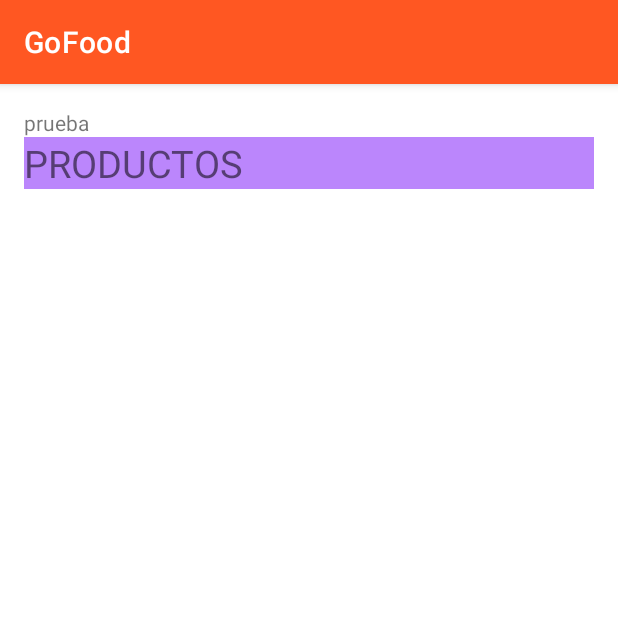
After one commit to CarlosAmaya13/RetoApp_ComidaRapida, an Android app: the fragment Fragment_Productos shown on its own in the app's theme, on a phone screen of 412 x 824 dp, the top half of it. The commit adds this screen. Run offline under Robolectric (Android 15) with nearby library versions, the phone set to English and light mode, and no system bars; our stand-ins replace Volley; network calls fail.

Commit message:
ACTUALIZACION RETO5

```diff
--- a/app/src/main/java/com/example/reto2/MainActivity.java
+++ b/app/src/main/java/com/example/reto2/MainActivity.java
@@ -77,7 +77,8 @@ public class MainActivity extends AppCompatActivity {
         // Passing each menu ID as a set of Ids because each
         // menu should be considered as top level destinations.
         mAppBarConfiguration = new AppBarConfiguration.Builder(
-                R.id.nav_home, R.id.nav_menu, R.id.nav_gallery, R.id.mainActivitySQL, R.id.fragment_Sucursales, R.id.listaFavoritos)
+                R.id.nav_home, R.id.nav_menu, R.id.nav_gallery, R.id.mainActivitySQL,
+                R.id.fragment_Sucursales, R.id.listaFavoritos, R.id.fragment_Productos)
                 .setOpenableLayout(drawer)
                 .build();
         NavController navController = Navigation.findNavController(this, R.id.nav_host_fragment_content_main);
--- /dev/null
+++ b/app/src/main/java/com/example/reto2/presentacion/Fragment_Productos.java
@@ -0,0 +1,111 @@
+package com.example.reto2.presentacion;
+
+import android.os.Bundle;
+import android.view.LayoutInflater;
+import android.view.View;
+import android.view.ViewGroup;
+import android.widget.ListView;
+import android.widget.TextView;
+import android.widget.Toast;
+
+import androidx.fragment.app.Fragment;
+
+import com.android.volley.Request;
+import com.android.volley.RequestQueue;
+import com.android.volley.Response;
+import com.android.volley.VolleyError;
+import com.android.volley.toolbox.JsonObjectRequest;
+import com.android.volley.toolbox.Volley;
+import com.example.reto2.R;
+import com.example.reto2.datos.Adaptador;
+import com.example.reto2.datos.Entidad;
+
+import org.json.JSONArray;
+import org.json.JSONException;
+import org.json.JSONObject;
+
+import java.util.ArrayList;
+
+
+
+public class Fragment_Productos extends Fragment {
+
+
+    int [] imagen = {R.drawable.chorizo, R.drawable.burger, R.drawable.pizza, R.drawable.tacos,
+            R.drawable.costillas, R.drawable.hotdog, R.drawable.lasagna, R.drawable.tacos2,
+            R.drawable.cupon, R.drawable.logo, R.drawable.menu};
+
+    String TAG = "Fragment_Productos";
+
+    View v;
+
+    ListView listaProductos;
+    Adaptador adaptador;
+
+    TextView prueba;
+
+    // CONEXION A LA BASE DE DATOS: instancia APEX de SQL en Oracle Cloud
+
+
+    @Override
+    public View onCreateView(LayoutInflater inflater, ViewGroup container, Bundle savedInstanceState) {
+        // Inflate the layout for this fragment
+        v = inflater.inflate(R.layout.fragment__productos, container, false);
+        //-----------------------------------------------------------------------------
+        listaProductos = (ListView) v.findViewById(R.id.lista_productos);
+        adaptador = new Adaptador(getTablaProductos(), getContext());
+
+        listaProductos.setAdapter(adaptador);
+
+        prueba = (TextView) v.findViewById(R.id.prueba);
+        Toast.makeText(getContext(), "Iniciando conexion con la base de datos de Oracle", Toast.LENGTH_SHORT).show();
+
+        //-----------------------------------------------------------------------------
+        return v;
+    }
+
+    private ArrayList<Entidad> getTablaProductos(){
+        ArrayList<Entidad> listaProductos = new ArrayList<>();
+
+        /* ================================================================================================== */
+        //String url = "https://g1379f5424c7d37-dbgofood.adb.sa-santiago-1.oraclecloudapps.com/ords/admin/tiendas/tiendas";
+        String url = "https://g960d18944e6f07-db202109231955.adb.sa-santiago-1.oraclecloudapps.com/ords/admin/productos/productos";
+
+        RequestQueue requestQueue = Volley.newRequestQueue(getContext());
+
+        JsonObjectRequest jsonObjectRequest = new JsonObjectRequest(Request.Method.GET, url, null, new Response.Listener<JSONObject>() {
+            @Override
+            public void onResponse(JSONObject response) {
+                //***********************************************************
+                try {
+                    JSONArray jsonArray = response.getJSONArray("items");
+                    for(int i = 0; i < jsonArray.length(); i++){
+                        JSONObject jsonObject = jsonArray.getJSONObject(i);
+
+
+                        String titulo = jsonObject.getString("nombre");
+                        String descripcion = "Deliciosa comida";
+
+                        listaProductos.add(new Entidad(imagen[i], titulo, descripcion));
+                        prueba.setText("Conexion con Oracle realizada con exito" + '\n');
+
+                    }
+                } catch (JSONException e) {
+                    e.printStackTrace();
+                }
+                //***********************************************************
+            }
+        }, new Response.ErrorListener() {
+            @Override
+            public void onErrorResponse(VolleyError error) {
+                error.printStackTrace();
+            }
+        });
+
+        requestQueue.add(jsonObjectRequest);
+        /* ================================================================================================== */
+
+        return listaProductos;
+    }
+
+}
--- a/app/src/main/java/com/example/reto2/presentacion/ListaFavoritos.java
+++ b/app/src/main/java/com/example/reto2/presentacion/ListaFavoritos.java
@@ -3,6 +3,7 @@ package com.example.reto2.presentacion;
 import android.database.Cursor;
 import android.os.Bundle;
 import android.widget.GridView;
+import android.widget.Toast;
 
 import androidx.appcompat.app.AppCompatActivity;
 
@@ -39,6 +40,7 @@ public class ListaFavoritos extends AppCompatActivity {
     protected void onCreate(Bundle savedInstanceState) {
         super.onCreate(savedInstanceState);
         setContentView(R.layout.activity_lista_favoritos);
+        Toast.makeText(getApplicationContext(), "Se ha conectado con la base de datos local", Toast.LENGTH_SHORT).show();
         dbHelper = new DBHelper(getApplicationContext());
         gridView = (GridView) findViewById(R.id.gridView);
 
--- /dev/null
+++ b/app/src/main/res/layout/fragment__productos.xml
@@ -0,0 +1,52 @@
+<?xml version="1.0" encoding="utf-8"?>
+<FrameLayout xmlns:android="http://schemas.android.com/apk/res/android"
+    xmlns:tools="http://schemas.android.com/tools"
+    android:layout_width="match_parent"
+    android:layout_height="match_parent"
+    android:paddingBottom="@dimen/activity_vertical_margin"
+    android:paddingLeft="@dimen/activity_horizontal_margin"
+    android:paddingRight="@dimen/activity_horizontal_margin"
+    android:paddingTop="@dimen/activity_vertical_margin"
+    android:background="@color/white"
+    tools:context="presentacion.Fragment_Productos">
+
+    <!-- TODO: Update blank fragment layout -->
+
+    <LinearLayout
+        android:layout_width="match_parent"
+        android:layout_height="match_parent"
+        android:orientation="vertical">
+
+        <ScrollView
+            android:layout_width="match_parent"
+            android:layout_height="wrap_content">
+
+            <LinearLayout
+                android:layout_width="match_parent"
+                android:layout_height="wrap_content"
+                android:orientation="vertical">
+
+                <TextView
+                    android:id="@+id/prueba"
+                    android:layout_width="match_parent"
+                    android:layout_height="wrap_content"
+                    android:text="prueba" />
+            </LinearLayout>
+        </ScrollView>
+
+        <TextView
+            android:layout_width="match_parent"
+            android:layout_height="wrap_content"
+            android:layout_gravity="center"
+            android:background="@color/purple_200"
+            android:text="PRODUCTOS"
+            android:textSize="25sp" />
+
+        <ListView
+            android:id="@+id/lista_productos"
+            android:layout_width="match_parent"
+            android:layout_height="match_parent" />
+
+    </LinearLayout>
+
+</FrameLayout>
--- a/app/src/main/res/navigation/mobile_navigation.xml
+++ b/app/src/main/res/navigation/mobile_navigation.xml
@@ -36,4 +36,8 @@
         android:name="com.example.reto2.presentacion.ListaFavoritos"
         android:label="activity_lista_favoritos"
         tools:layout="@layout/activity_lista_favoritos" />
+    <fragment
+        android:id="@+id/fragment_Productos"
+        android:name="com.example.reto2.presentacion.Fragment_Productos"
+        android:label="@string/nav_menu" />
 </navigation>
```
Also changed, not shown: app/build.gradle (+7 -0 lines), app/src/main/java/com/example/reto2/datos/Adaptador.java (added, +106 -0 lines), app/src/main/java/com/example/reto2/datos/BaseDatos/MotorBaseDatosSQLite.java (added, +54 -0 lines), app/src/main/java/com/example/reto2/datos/Entidad.java (added, +26 -0 lines), app/src/main/res/layout/item.xml (added, +111 -0 lines), app/src/main/res/menu/activity_main_drawer.xml (+5 -4 lines), 1 other file.
